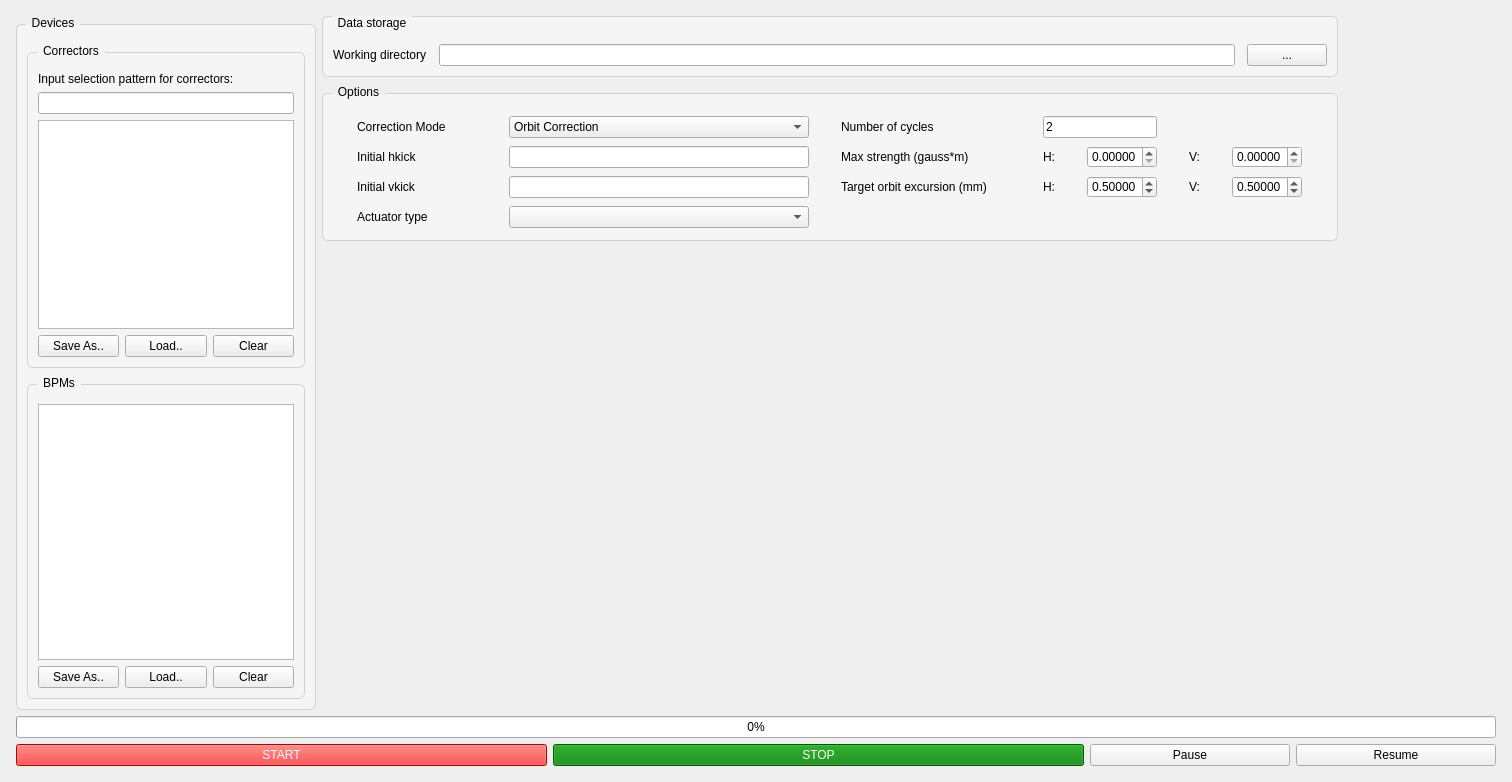
First picture: the form in UI files/SysID_GUI.ui, repository wiktoria-malek/flight-simulator, before the edit.
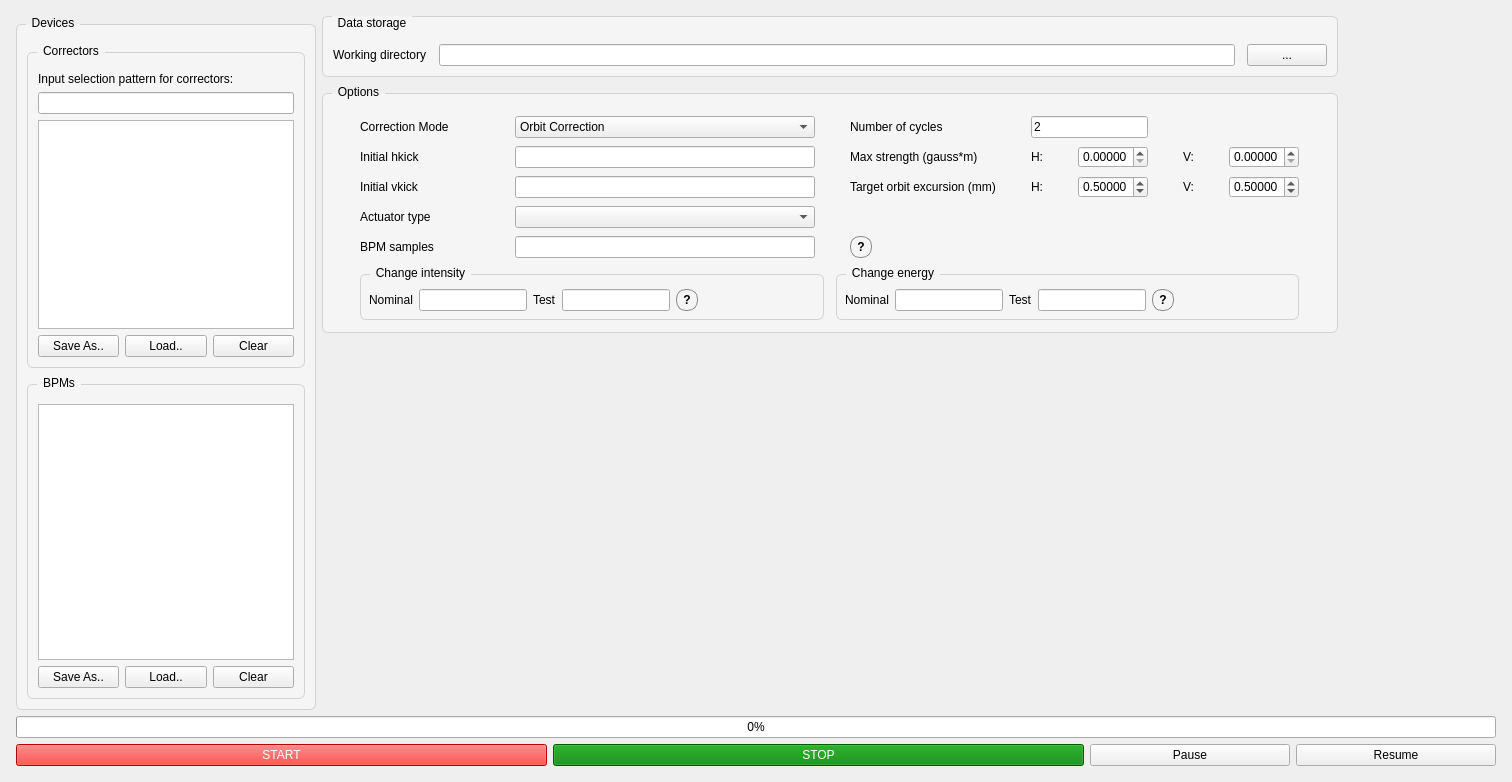
Second picture: the form after the edit.

Commit message: Put a clock in the GUI. Expose nsamples, change energy and intensity methods to the user in the GUI.

```diff
--- a/UI files/SysID_GUI.ui
+++ b/UI files/SysID_GUI.ui
@@ -720,6 +720,234 @@
                    </property>
                   </widget>
                  </item>
+                 <item row="4" column="0">
+                  <widget class="QLabel" name="nsamples_label">
+                   <property name="minimumSize">
+                    <size>
+                     <width>120</width>
+                     <height>0</height>
+                    </size>
+                   </property>
+                   <property name="maximumSize">
+                    <size>
+                     <width>120</width>
+                     <height>16777215</height>
+                    </size>
+                   </property>
+                   <property name="text">
+                    <string>BPM samples</string>
+                   </property>
+                  </widget>
+                 </item>
+                 <item row="4" column="1">
+                 <widget class="QLineEdit" name="nsamples_input">
+                   <property name="toolTip">
+                    <string>Number of BPM samples acquired for each SysID measurement. Larger values reduce random noise but increase measurement time.</string>
+                   </property>
+                   <property name="maximumSize">
+                    <size>
+                     <width>300</width>
+                     <height>16777215</height>
+                    </size>
+                   </property>
+                  </widget>
+                 </item>
+                 <item row="4" column="2">
+                  <widget class="QToolButton" name="nsamples_tooltip">
+                   <property name="toolTip">
+                    <string>Number of BPM samples acquired for each SysID measurement. Larger values reduce random noise but increase measurement time.</string>
+                   </property>
+                   <property name="styleSheet">
+                    <string notr="true">QToolButton#nsamples_tooltip {
+    border: 1px solid #888;
+    border-radius: 10px;
+    min-width: 20px;
+    max-width: 20px;
+    min-height: 20px;
+    max-height: 20px;
+    padding: 0px;
+    font-weight: bold;
+}
+QToolButton#nsamples_tooltip:hover {
+    background-color: #e6e6e6;
+}</string>
+                   </property>
+                   <property name="text">
+                    <string>?</string>
+                   </property>
+                  </widget>
+                 </item>
+                 <item row="5" column="0" colspan="7">
+                  <layout class="QHBoxLayout" name="beam_change_groups_layout">
+                   <property name="spacing"><number>12</number></property>
+                   <property name="leftMargin"><number>0</number></property>
+                   <property name="topMargin"><number>0</number></property>
+                   <property name="rightMargin"><number>0</number></property>
+                   <property name="bottomMargin"><number>0</number></property>
+                   <item>
+                    <widget class="QGroupBox" name="intensity_change_group">
+                     <property name="title"><string>Change intensity</string></property>
+                     <layout class="QHBoxLayout" name="intensity_change_values_layout">
+                      <property name="spacing"><number>6</number></property>
+                      <property name="leftMargin"><number>8</number></property>
+                      <property name="topMargin"><number>8</number></property>
+                      <property name="rightMargin"><number>8</number></property>
+                      <property name="bottomMargin"><number>8</number></property>
+                      <item>
+                       <widget class="QWidget" name="intensity_nominal_container">
+                        <layout class="QHBoxLayout" name="intensity_nominal_value_layout">
+                         <property name="spacing"><number>6</number></property>
+                         <property name="leftMargin"><number>0</number></property>
+                         <property name="topMargin"><number>0</number></property>
+                         <property name="rightMargin"><number>0</number></property>
+                         <property name="bottomMargin"><number>0</number></property>
+                         <item>
+                          <widget class="QLabel" name="intensity_nominal_label">
+                           <property name="text"><string>Nominal</string></property>
+                          </widget>
+                         </item>
+                         <item>
+                          <widget class="QLineEdit" name="intensity_nominal_input">
+                           <property name="maximumSize"><size><width>110</width><height>16777215</height></size></property>
+                          </widget>
+                         </item>
+                        </layout>
+                       </widget>
+                      </item>
+                      <item>
+                       <widget class="QWidget" name="intensity_test_container">
+                        <layout class="QHBoxLayout" name="intensity_test_value_layout">
+                         <property name="spacing"><number>6</number></property>
+                         <property name="leftMargin"><number>0</number></property>
+                         <property name="topMargin"><number>0</number></property>
+                         <property name="rightMargin"><number>0</number></property>
+                         <property name="bottomMargin"><number>0</number></property>
+                         <item>
+                          <widget class="QLabel" name="intensity_test_label">
+                           <property name="text"><string>Test</string></property>
+                          </widget>
+                         </item>
+                         <item>
+                          <widget class="QLineEdit" name="intensity_test_input">
+                           <property name="maximumSize"><size><width>110</width><height>16777215</height></size></property>
+                          </widget>
+                         </item>
+                        </layout>
+                       </widget>
+                      </item>
+                      <item>
+                       <widget class="QToolButton" name="intensity_change_tooltip">
+                        <property name="styleSheet">
+                         <string notr="true">QToolButton#intensity_change_tooltip {
+    border: 1px solid #888;
+    border-radius: 10px;
+    min-width: 20px;
+    max-width: 20px;
+    min-height: 20px;
+    max-height: 20px;
+    padding: 0px;
+    font-weight: bold;
+}
+QToolButton#intensity_change_tooltip:hover {
+    background-color: #e6e6e6;
+}</string>
+                        </property>
+                        <property name="text"><string>?</string></property>
+                       </widget>
+                      </item>
+                      <item>
+                       <spacer name="intensity_change_right_spacer">
+                        <property name="orientation"><enum>Qt::Horizontal</enum></property>
+                        <property name="sizeType"><enum>QSizePolicy::Expanding</enum></property>
+                        <property name="sizeHint" stdset="0"><size><width>0</width><height>20</height></size></property>
+                       </spacer>
+                      </item>
+                     </layout>
+                    </widget>
+                   </item>
+                   <item>
+                    <widget class="QGroupBox" name="energy_change_group">
+                     <property name="title"><string>Change energy</string></property>
+                     <layout class="QHBoxLayout" name="energy_change_values_layout">
+                      <property name="spacing"><number>6</number></property>
+                      <property name="leftMargin"><number>8</number></property>
+                      <property name="topMargin"><number>8</number></property>
+                      <property name="rightMargin"><number>8</number></property>
+                      <property name="bottomMargin"><number>8</number></property>
+                      <item>
+                       <widget class="QWidget" name="energy_nominal_container">
+                        <layout class="QHBoxLayout" name="energy_nominal_value_layout">
+                         <property name="spacing"><number>6</number></property>
+                         <property name="leftMargin"><number>0</number></property>
+                         <property name="topMargin"><number>0</number></property>
+                         <property name="rightMargin"><number>0</number></property>
+                         <property name="bottomMargin"><number>0</number></property>
+                         <item>
+                          <widget class="QLabel" name="energy_nominal_label">
+                           <property name="text"><string>Nominal</string></property>
+                          </widget>
+                         </item>
+                         <item>
+                          <widget class="QLineEdit" name="energy_nominal_input">
+                           <property name="maximumSize"><size><width>110</width><height>16777215</height></size></property>
+                          </widget>
+                         </item>
+                        </layout>
+                       </widget>
+                      </item>
+                      <item>
+                       <widget class="QWidget" name="energy_test_container">
+                        <layout class="QHBoxLayout" name="energy_test_value_layout">
+                         <property name="spacing"><number>6</number></property>
+                         <property name="leftMargin"><number>0</number></property>
+                         <property name="topMargin"><number>0</number></property>
+                         <property name="rightMargin"><number>0</number></property>
+                         <property name="bottomMargin"><number>0</number></property>
+                         <item>
+                          <widget class="QLabel" name="energy_test_label">
+                           <property name="text"><string>Test</string></property>
+                          </widget>
+                         </item>
+                         <item>
+                          <widget class="QLineEdit" name="energy_test_input">
+                           <property name="maximumSize"><size><width>110</width><height>16777215</height></size></property>
+                          </widget>
+                         </item>
+                        </layout>
+                       </widget>
+                      </item>
+                      <item>
+                       <widget class="QToolButton" name="energy_change_tooltip">
+                        <property name="styleSheet">
+                         <string notr="true">QToolButton#energy_change_tooltip {
+    border: 1px solid #888;
+    border-radius: 10px;
+    min-width: 20px;
+    max-width: 20px;
+    min-height: 20px;
+    max-height: 20px;
+    padding: 0px;
+    font-weight: bold;
+}
+QToolButton#energy_change_tooltip:hover {
+    background-color: #e6e6e6;
+}</string>
+                        </property>
+                        <property name="text"><string>?</string></property>
+                       </widget>
+                      </item>
+                      <item>
+                       <spacer name="energy_change_right_spacer">
+                        <property name="orientation"><enum>Qt::Horizontal</enum></property>
+                        <property name="sizeType"><enum>QSizePolicy::Expanding</enum></property>
+                        <property name="sizeHint" stdset="0"><size><width>0</width><height>20</height></size></property>
+                       </spacer>
+                      </item>
+                     </layout>
+                    </widget>
+                   </item>
+                  </layout>
+                 </item>
                 </layout>
                </widget>
               </item>
```
The commit also changes 10 other files.
